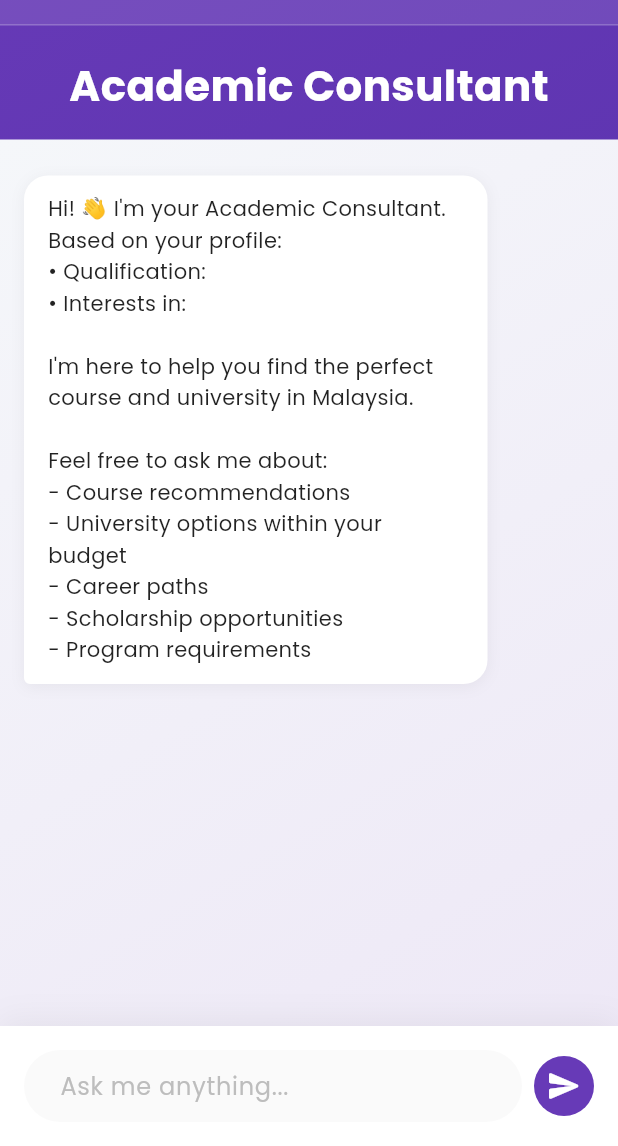
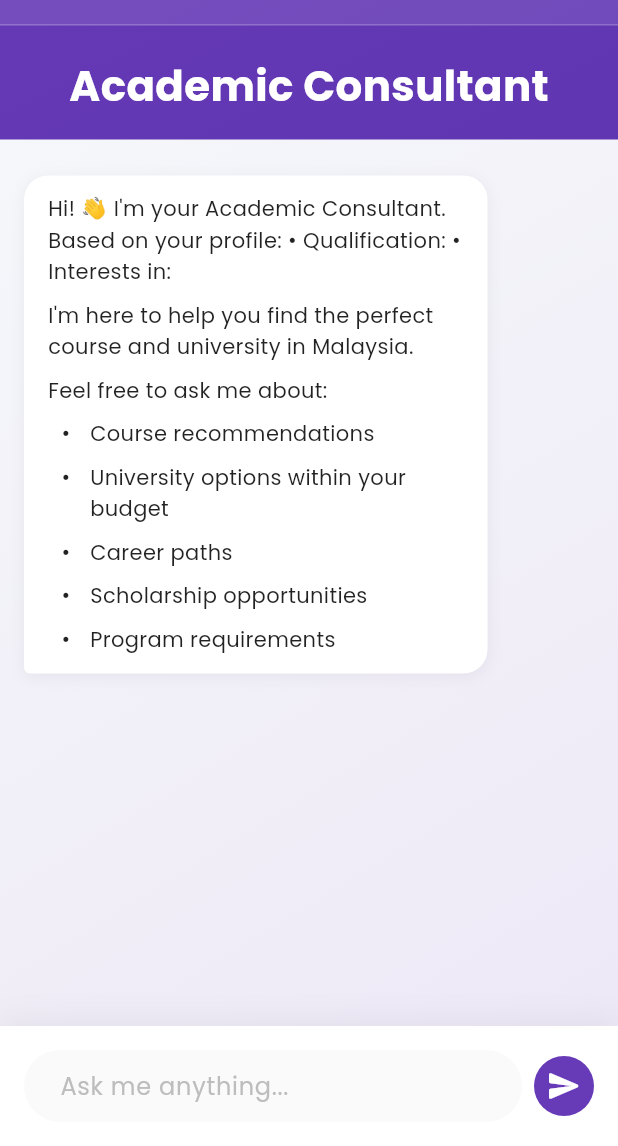
Before and after one commit to Shanqi05/Kitahack2026, a Flutter app: the AdmissionChatScreen screen opened directly with empty values, on a phone screen of 412 x 824 dp, the part 90-1236 px from its top. Run offline on Flutter 3.47's test engine with Material 3 defaults, Android fonts, the phone set to English and light mode, and no system bars; drawn by our look-alikes of flutter_markdown; our stand-ins replace cloud_firestore, file_picker, firebase_auth, firebase_core, flutter_animate, flutter_dotenv and 4 more; accounts and stored records are empty.

Commit message:
merge pt2

```diff
--- a/lib/features/admission/presentation/admission_chat_screen.dart
+++ b/lib/features/admission/presentation/admission_chat_screen.dart
@@ -1,6 +1,7 @@
 import 'package:flutter/material.dart';
 import 'package:file_picker/file_picker.dart';
 import 'package:flutter_spinkit/flutter_spinkit.dart';
+import 'package:flutter_markdown/flutter_markdown.dart';
 import 'package:google_fonts/google_fonts.dart';
 // Use relative import to ensure the file is found
 import '../../../services/gemini_service.dart';
@@ -250,14 +251,22 @@ Keep responses concise and actionable.
                                   ),
                                 ],
                               ),
-                              child: Text(
-                                message.text,
-                                style: TextStyle(
-                                  color: message.isUser
-                                      ? Colors.white
-                                      : Colors.black87,
-                                  fontSize: 14,
-                                  height: 1.5,
+                              child: MarkdownBody(
+                                data: message.text,
+                                selectable: true,
+                                styleSheet: MarkdownStyleSheet(
+                                  p: TextStyle(
+                                    color: message.isUser ? Colors.white : Colors.black87,
+                                    fontSize: 14,
+                                    height: 1.5,
+                                  ),
+                                  strong: TextStyle( // This controls the **bold** text
+                                    color: message.isUser ? Colors.white : Colors.black87,
+                                    fontWeight: FontWeight.bold,
+                                  ),
+                                  listBullet: TextStyle( // This fixes the bullet points
+                                    color: message.isUser ? Colors.white : Colors.black87,
+                                  ),
                                 ),
                               ),
                             ),
--- a/pubspec.yaml
+++ b/pubspec.yaml
@@ -33,6 +33,7 @@ dependencies:
   google_sign_in: ^6.2.2
   image_picker: ^1.2.1
   cupertino_icons: ^1.0.8
+  flutter_markdown: ^0.7.7+1
 
 dev_dependencies:
   flutter_test:
```
Also changed, not shown: lib/features/dashboard/screens/main_dashboard_shell.dart (+6 -7 lines), pubspec.lock.
